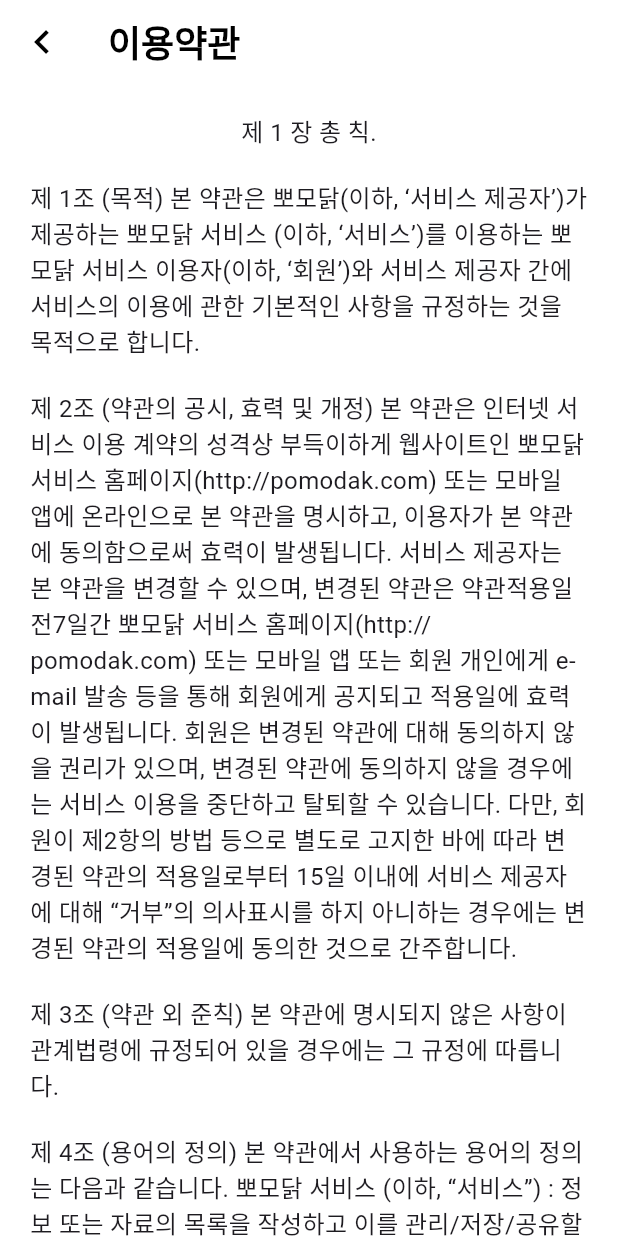
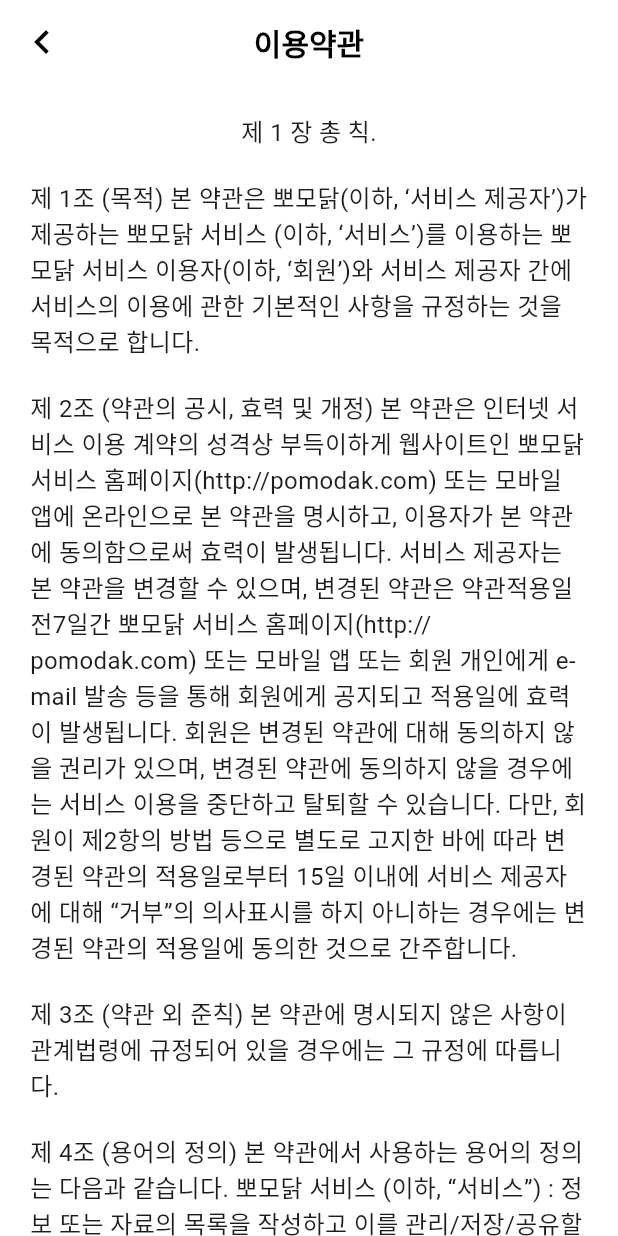
Before and after one commit to pomodak/pomodak-flutter, a Flutter app: the MoreScreen screen opened directly, after a tap on "이용약관", on a phone screen of 412 x 824 dp. Run offline on Flutter 3.47's test engine with Material 3 defaults, Android fonts, the phone set to English and light mode, and no system bars; drawn by our look-alikes of loader_overlay; our stand-ins replace another_flushbar, awesome_bottom_bar, dio, flutter_dotenv, flutter_local_notifications, flutter_secure_storage and 13 more; missing offline and left inert: kakao_flutter_sdk_user; accounts and stored records are empty; network calls fail; Roboto replaces fonts that are missing (Noto_Serif_KR).

Commit message:
Fix AppBar sizes for better readability

```diff
--- a/lib/views/screens/main/more_screen/more_screen.dart
+++ b/lib/views/screens/main/more_screen/more_screen.dart
@@ -16,7 +16,10 @@ class MoreScreen extends StatelessWidget {
     return Scaffold(
       appBar: AppBar(
         centerTitle: true,
-        title: const Text("설정"),
+        title: const Text(
+          "설정",
+          style: TextStyle(fontSize: 18),
+        ),
       ),
       body: SingleChildScrollView(
         child: Padding(
--- a/lib/views/screens/main/shop_screen/shop_screen.dart
+++ b/lib/views/screens/main/shop_screen/shop_screen.dart
@@ -43,7 +43,10 @@ class ShopScreen extends StatelessWidget {
               ],
             ),
           ),
-          title: const Text("상점"),
+          title: const Text(
+            "상점",
+            style: TextStyle(fontSize: 18),
+          ),
           bottom: const TabBar(
             tabs: <Widget>[
               Tab(
--- a/lib/views/screens/main/user_screen/user_screen.dart
+++ b/lib/views/screens/main/user_screen/user_screen.dart
@@ -37,7 +37,7 @@ class _UserScreenState extends State<UserScreen>
                   child: Text(
                     "내정보",
                     style: TextStyle(
-                      fontSize: 20,
+                      fontSize: 18,
                     ),
                   ),
                 ),
--- a/lib/views/widgets/privacy_policy_modal.dart
+++ b/lib/views/widgets/privacy_policy_modal.dart
@@ -14,10 +14,11 @@ void showPrivacyPolicyModal(BuildContext context) {
               onTap: () => Navigator.pop(context),
               child: const Icon(Icons.chevron_left, size: 32),
             ),
+            centerTitle: true,
             title: const Text(
               "개인정보 처리방침",
               style: TextStyle(
-                fontSize: 24,
+                fontSize: 20,
                 fontWeight: FontWeight.bold,
                 fontFamily: 'Noto_Serif_KR',
               ),
--- a/lib/views/widgets/terms_modal.dart
+++ b/lib/views/widgets/terms_modal.dart
@@ -14,10 +14,11 @@ void showTermsModal(BuildContext context) {
               onTap: () => Navigator.pop(context),
               child: const Icon(Icons.chevron_left, size: 32),
             ),
+            centerTitle: true,
             title: const Text(
               "이용약관",
               style: TextStyle(
-                fontSize: 24,
+                fontSize: 20,
                 fontWeight: FontWeight.bold,
                 fontFamily: 'Noto_Serif_KR',
               ),
```
Also changed, not shown: lib/views/screens/main/inventory_screen/inventory_screen.dart (+5 -2 lines).
